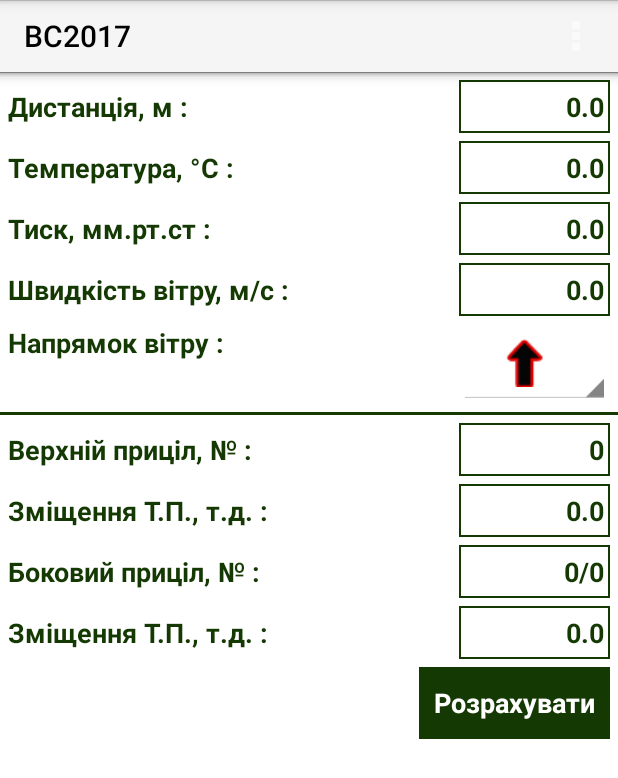
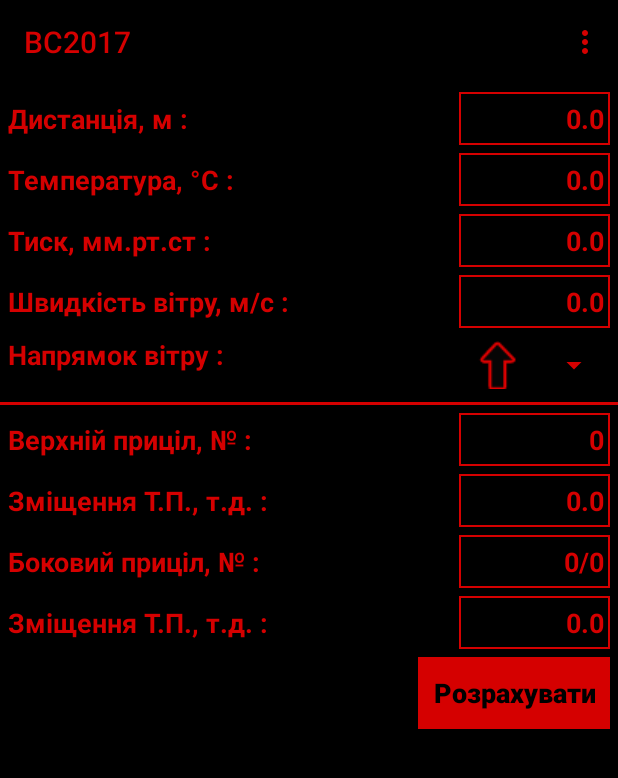
Before and after one commit to mykola-kurylets/BC2017, an Android app: the screen it shows after launch (MainActivity), on a phone screen of 412 x 824 dp. Shown: the top 778 px of the screen. Run offline under Robolectric (Android 15) with nearby library versions, the phone set to English and light mode, and no system bars; 4 statements that could not run were skipped.

Commit message:
Застосування тем для спінерів, зміна кольору меню нічного режиму

```diff
--- a/app/src/main/java/com/kurylets/mykola/bc2017/MainActivity.java
+++ b/app/src/main/java/com/kurylets/mykola/bc2017/MainActivity.java
@@ -14,7 +14,7 @@ public class MainActivity extends AppCompatActivity
     @Override
     protected void onCreate(Bundle savedInstanceState) {
         super.onCreate(savedInstanceState);
-        setTheme(R.style.Theme_Day_Mode);
+        setTheme(R.style.Theme_Night_Mode);
         setContentView(R.layout.activity_main);
 
 
--- a/app/src/main/res/layout/fragment_layout.xml
+++ b/app/src/main/res/layout/fragment_layout.xml
@@ -63,12 +63,8 @@
             style="?calculatorTextStyle"
             android:text="@string/direction_input_name" />
         <Spinner
-            android:id="@+id/direction_id"
-            android:layout_weight="1"
-
-            android:layout_width="0dp"
-            android:layout_height="wrap_content"
-            android:spinnerMode="dropdown" />
+            style="?calculatorSpinnerStyle"
+            android:id="@+id/direction_id" />
     </LinearLayout>
 
     <LinearLayout
--- a/app/src/main/res/values-v21/theme.xml
+++ b/app/src/main/res/values-v21/theme.xml
@@ -4,7 +4,6 @@
         <style name="Theme.Day_Mode" parent="@android:style/Theme.Holo.Light.DarkActionBar">
 
                 <item name="colorAccent">@color/colorDayMode</item>
-                <item name="android:actionBarStyle">@style/ActionBar</item>
                 <item name="colorControlNormal">@color/colorDayMode</item>
                 <item name="calculatorTextStyle">@style/DayModeTextView</item>
                 <item name="calculatorTextOutValueStyle">@style/DayModeTextViewOutValue</item>
--- a/app/src/main/res/values/attrs.xml
+++ b/app/src/main/res/values/attrs.xml
@@ -4,7 +4,7 @@
     <attr name="calculatorTextStyle" format="reference"/>
     <attr name="calculatorTextOutValueStyle" format="reference"/>
     <attr name="calculatorEditTextStyle" format="reference"/>
-    <!--<attr name="spinItemStyle" format="reference"/>-->
+    <attr name="calculatorSpinnerStyle" format="reference"/>
     <attr name="calculatorButtonStyle" format="reference"/>
     <attr name="calculatorDividerStyle" format="reference"/>
 </resources>
--- a/app/src/main/res/values/styles.xml
+++ b/app/src/main/res/values/styles.xml
@@ -1,6 +1,6 @@
 <resources>
     <style name="AppTheme" parent="Theme.AppCompat.Light">
-        <!--<item name="android:dialogTheme">@style/AppDialogTheme</item>-->
+
     </style>
 
     <style name="AppTheme.NoActionBar">
@@ -9,16 +9,6 @@
     </style>
 
 
-
-    <style name="ActionBar" parent="Widget.AppCompat.Light.ActionBar.Solid.Inverse">
-        <item name="android:background">@color/colorDayMode</item>
-    </style>
-
-
-    <style name="popupMenuStyle" parent="Widget.AppCompat.PopupMenu">
-        <item name="android:textStyle">bold</item>
-        <item name="android:popupBackground">@color/colorDayMode</item>
-    </style>
 
     <style name="DayModeBackground">
         <item name="android:background">@color/white</item>
@@ -34,30 +24,6 @@
         <item name="android:layout_height">wrap_content</item>
         <item name="android:paddingLeft">@dimen/main_left_padding</item>
         <item name="android:paddingRight">@dimen/main_right_padding</item>
-    </style>
-
-    <style name="CommonTextViewOutValue">
-        <item name="android:layout_width">@dimen/linlayout_element_width_</item>
-        <item name="android:layout_height">wrap_content</item>
-        <item name="android:layout_weight">1</item>
-        <item name="android:paddingTop">@dimen/border_top_padding</item>
-        <item name="android:paddingBottom">@dimen/border_bottom_padding</item>
-        <item name="android:paddingRight">@dimen/border_right_padding</item>
-        <item name="android:layout_marginBottom">@dimen/distance_between_rows</item>
-        <item name="android:textSize" >@dimen/normal_text_size</item>
-        <item name="android:textStyle">bold</item>
-        <item name="android:gravity">right</item>
-    </style>
-
-    <style name="DayModeTextViewOutValue" parent="CommonTextViewOutValue">
-        <item name="android:background">@drawable/day_output_border</item>
-        <item name="android:textColor">@color/colorDayMode</item>
-    </style>
-
-
-    <style name="NightModeTextViewOutValue" parent="CommonTextViewOutValue">
-        <item name="android:background">@drawable/night_output_border</item>
-        <item name="android:textColor">@color/colorNightMode</item>
     </style>
 
 
@@ -90,9 +56,7 @@
         <item name="android:textStyle">bold</item>
         <item name="android:gravity">right</item>
         <item name="android:imeOptions">actionDone</item>
-
     </style>
-
 
     <style name="DayModeEditText" parent="CommonEditText">
         <item name="android:background">@drawable/day_output_border</item>
@@ -106,13 +70,22 @@
         <item name="android:textColorHint">@color/colorNightMode</item>
     </style>
 
-    <!--<style name="SpinnerItemDay">-->
-        <!--<item name="android:background">@color/white</item>-->
-    <!--</style>-->
 
-    <!--<style name="SpinnerItemNight">-->
-        <!--<item name="android:background">@color/black</item>-->
-    <!--</style>-->
+    <style name="CommonSpinner">
+        <item name="android:layout_width">@dimen/linlayout_element_width_</item>
+        <item name="android:layout_height">wrap_content</item>
+        <item name="android:layout_weight">1</item>
+        <item name="android:spinnerMode">dropdown</item>
+    </style>
+
+    <style name="DayModeSpinner" parent="CommonSpinner">
+        <item name="android:popupBackground">@color/white</item>
+    </style>
+
+    <style name="NightModeSpinner" parent="CommonSpinner">
+        <item name="android:popupBackground">@color/black</item>
+    </style>
+
 
     <style name="DayModeDivider">
         <item name="android:background">@color/colorDayMode</item>
@@ -129,6 +102,32 @@
         <item name="android:layout_marginTop">@dimen/divider_margin</item>
         <item name="android:layout_marginBottom">@dimen/divider_margin</item>
     </style>
+
+
+    <style name="CommonTextViewOutValue">
+        <item name="android:layout_width">@dimen/linlayout_element_width_</item>
+        <item name="android:layout_height">wrap_content</item>
+        <item name="android:layout_weight">1</item>
+        <item name="android:paddingTop">@dimen/border_top_padding</item>
+        <item name="android:paddingBottom">@dimen/border_bottom_padding</item>
+        <item name="android:paddingRight">@dimen/border_right_padding</item>
+        <item name="android:layout_marginBottom">@dimen/distance_between_rows</item>
+        <item name="android:textSize" >@dimen/normal_text_size</item>
+        <item name="android:textStyle">bold</item>
+        <item name="android:gravity">right</item>
+    </style>
+
+    <style name="DayModeTextViewOutValue" parent="CommonTextViewOutValue">
+        <item name="android:background">@drawable/day_output_border</item>
+        <item name="android:textColor">@color/colorDayMode</item>
+    </style>
+
+
+    <style name="NightModeTextViewOutValue" parent="CommonTextViewOutValue">
+        <item name="android:background">@drawable/night_output_border</item>
+        <item name="android:textColor">@color/colorNightMode</item>
+    </style>
+
 
     <style name="CommonButton">
         <item name="android:textSize">@dimen/normal_text_size</item>
--- a/app/src/main/res/values/theme.xml
+++ b/app/src/main/res/values/theme.xml
@@ -7,11 +7,10 @@
         <item name="colorPrimary">@color/colorDayMode</item>
         <item name="colorAccent">@color/colorDayMode</item>
         <item name="colorControlNormal">@color/colorDayMode</item>
-
         <item name="calculatorTextStyle">@style/DayModeTextView</item>
         <item name="calculatorTextOutValueStyle">@style/DayModeTextViewOutValue</item>
         <item name="calculatorEditTextStyle">@style/DayModeEditText</item>
-        <!--<item name="spinItemStyle">@style/SpinnerItemDay</item>-->
+        <item name="calculatorSpinnerStyle">@style/DayModeSpinner</item>
         <item name="calculatorButtonStyle">@style/DayModeButton</item>
         <item name="calculatorDividerStyle">@style/DayModeDivider</item>
         <item name="calculatorGeneralStyle">@style/DayModeBackground</item>
@@ -30,15 +29,15 @@
 
 
     <style name="Theme.Night_Mode" parent="AppTheme">
-        <item name="android:itemBackground">@color/colorNightMode</item>
-        <item name="android:textColorPrimary">@color/black</item>
-        <item name="colorPrimary">@color/colorNightMode</item>
+        <item name="android:itemBackground">@color/black</item>
+        <item name="android:textColorPrimary">@color/colorNightMode</item>
+        <item name="colorPrimary">@color/black</item>
         <item name="colorAccent">@color/colorNightMode</item>
         <item name="colorControlNormal">@color/colorNightMode</item>
         <item name="calculatorTextStyle">@style/NightModeTextView</item>
         <item name="calculatorTextOutValueStyle">@style/NightModeTextViewOutValue</item>
         <item name="calculatorEditTextStyle">@style/NightModeEditText</item>
-        <!--<item name="SpinnerItemStyle">@style/SpinnerItemNight</item>-->
+        <item name="calculatorSpinnerStyle">@style/NightModeSpinner</item>
         <item name="calculatorButtonStyle">@style/NightModeButton</item>
         <item name="calculatorDividerStyle">@style/NightModeDivider</item>
         <item name="calculatorGeneralStyle">@style/NightModeBackground</item>
```
